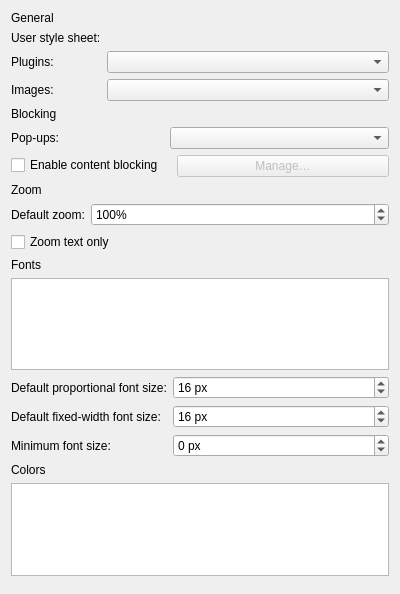
Old version of the form src/modules/windows/preferences/ContentPreferencesPage.ui in the repository OtterBrowser/otter-browser.
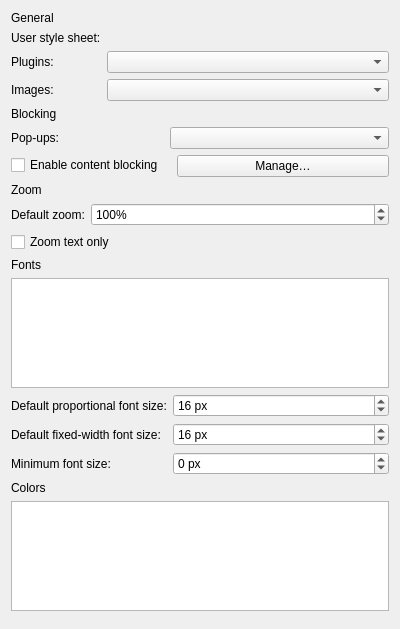
New version of the form. Custom widgets are drawn as their Qt base class.

Commit message: Enable button for managing profiles

```diff
--- a/src/modules/windows/preferences/ContentPreferencesPage.ui
+++ b/src/modules/windows/preferences/ContentPreferencesPage.ui
@@ -7,7 +7,7 @@
     <x>0</x>
     <y>0</y>
     <width>400</width>
-    <height>594</height>
+    <height>629</height>
    </rect>
   </property>
   <layout class="QVBoxLayout" name="verticalLayout">
@@ -104,9 +104,6 @@
        </item>
        <item>
         <widget class="QPushButton" name="manageContentBlockingButton">
-         <property name="enabled">
-          <bool>false</bool>
-         </property>
          <property name="text">
           <string>Manage…</string>
          </property>
```
The commit also changes 1 other file.
